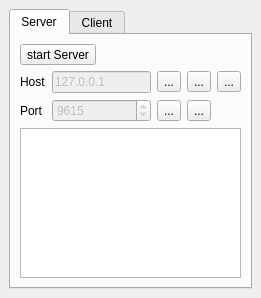
Qt form ui_remotecontroldockwidget.ui (datalyze-solutions/QgsRemoteControl) before a commit.
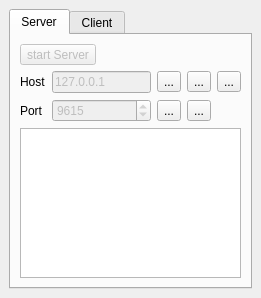
The same form after that commit. The open tabs and pages were chosen to show the change. Icons and pictures are not drawn.

Diff of the .ui file:
```diff
--- a/ui_remotecontroldockwidget.ui
+++ b/ui_remotecontroldockwidget.ui
@@ -30,6 +30,9 @@
     </item>
     <item>
      <widget class="QTabWidget" name="tabWidget">
+      <property name="enabled">
+       <bool>true</bool>
+      </property>
       <property name="currentIndex">
        <number>1</number>
       </property>
@@ -43,7 +46,7 @@
           <item>
            <widget class="QToolButton" name="startStopServerToolButton">
             <property name="enabled">
-             <bool>true</bool>
+             <bool>false</bool>
             </property>
             <property name="toolTip">
              <string>start/stop server</string>
```
Left out of the diff: 4 changed lines with no effect on the pictures.
